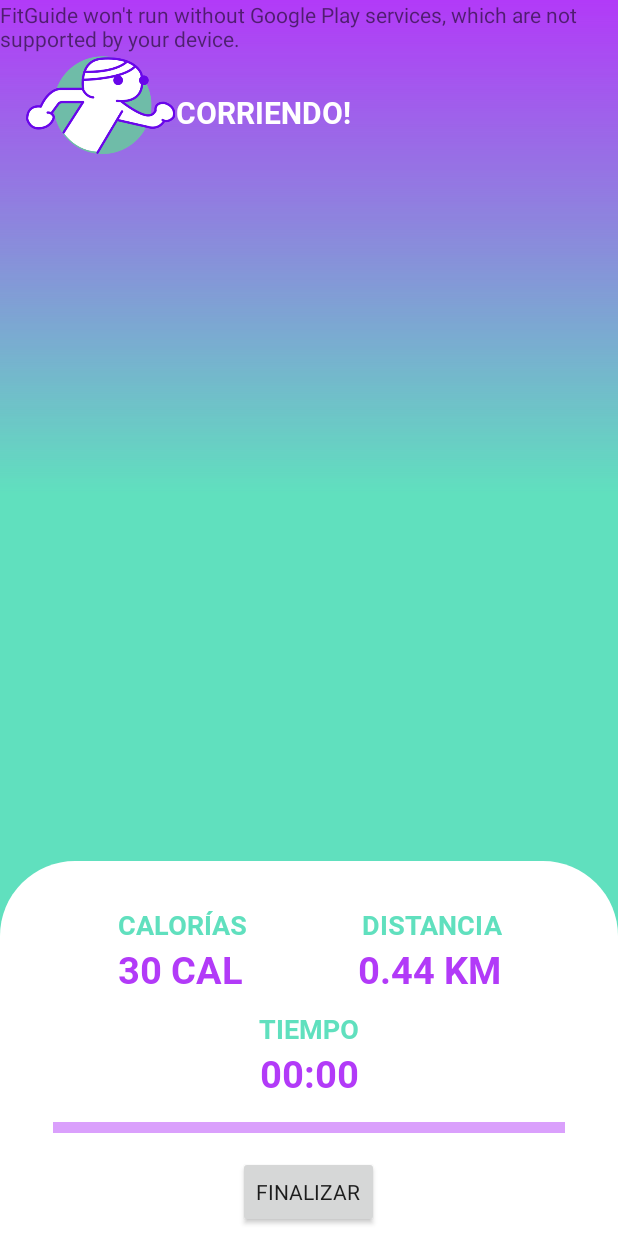
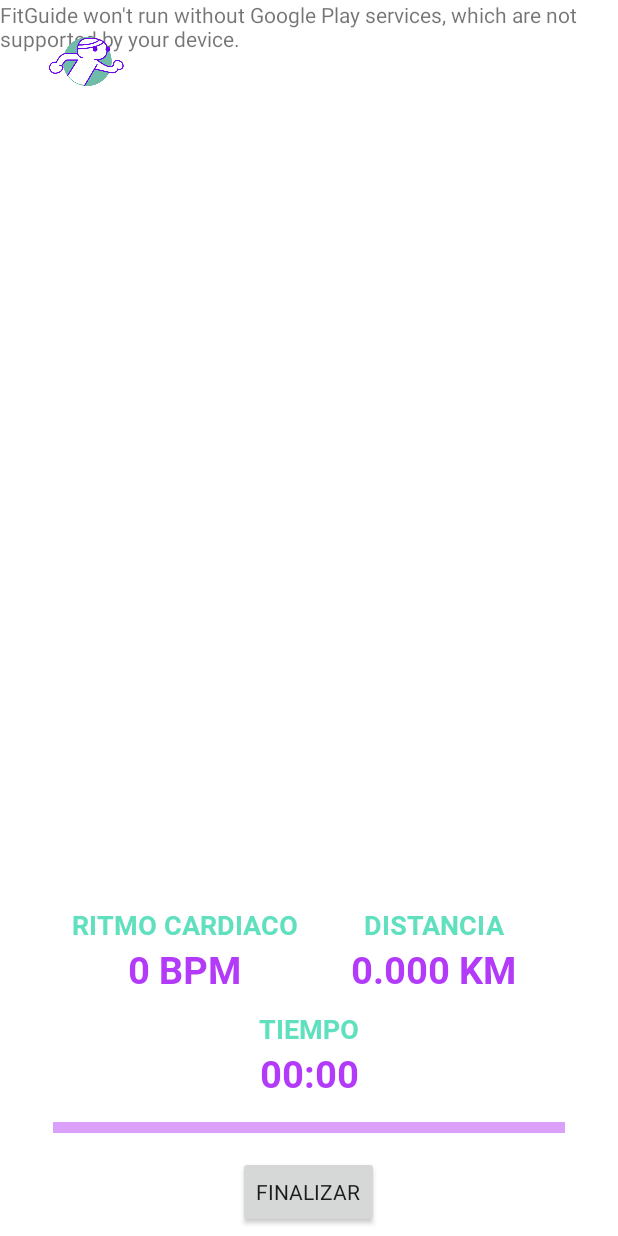
Before and after one commit to IntroCompuMovil202110/FitGuide, an Android app: the RunningMapsActivity screen opened directly, with no data from a screen before it, on a phone screen of 412 x 824 dp. Run offline under Robolectric (Android 15) with nearby library versions, the phone set to English and light mode, and no system bars.

```diff
--- a/app/src/main/AndroidManifest.xml
+++ b/app/src/main/AndroidManifest.xml
@@ -8,6 +8,7 @@
          location permissions for the "MyLocation" functionality.
     -->
     <uses-permission android:name="android.permission.ACCESS_FINE_LOCATION" />
+    <uses-permission android:name="android.permission.BODY_SENSORS" />
 
     <application
         android:allowBackup="true"
--- a/app/src/main/res/layout/activity_challenges.xml
+++ b/app/src/main/res/layout/activity_challenges.xml
@@ -11,7 +11,7 @@
         layout="@layout/custom_gradient_layout" />
 
     <ImageView
-        android:id="@+id/imageView2"
+        android:id="@+id/pepitoRunning"
         android:layout_width="200dp"
         android:layout_height="150dp"
         android:layout_marginTop="16dp"
@@ -48,7 +48,7 @@
         android:textStyle="bold"
         app:layout_constraintEnd_toEndOf="parent"
         app:layout_constraintStart_toStartOf="parent"
-        app:layout_constraintTop_toBottomOf="@+id/imageView2" />
+        app:layout_constraintTop_toBottomOf="@+id/pepitoRunning" />
 
     <ScrollView
         android:layout_width="match_parent"
--- a/app/src/main/res/layout/activity_profile.xml
+++ b/app/src/main/res/layout/activity_profile.xml
@@ -521,7 +521,7 @@
                 android:textColor="@color/main_purple" />
 
             <ImageView
-                android:id="@+id/imageView2"
+                android:id="@+id/pepitoRunning"
                 android:layout_width="match_parent"
                 android:layout_height="170dp"
                 android:layout_marginLeft="20dp"
--- a/app/src/main/res/layout/activity_running_maps.xml
+++ b/app/src/main/res/layout/activity_running_maps.xml
@@ -4,11 +4,8 @@
     xmlns:tools="http://schemas.android.com/tools"
     android:layout_width="match_parent"
     android:layout_height="match_parent"
-    tools:context=".RunningActivity">
+    tools:context=".RunningMapsActivity">
 
-    <include
-        android:id="@+id/include2"
-        layout="@layout/custom_gradient_layout" />
     <fragment xmlns:android="http://schemas.android.com/apk/res/android"
         xmlns:map="http://schemas.android.com/apk/res-auto"
         xmlns:tools="http://schemas.android.com/tools"
@@ -34,34 +31,19 @@
         <LinearLayout
             android:id="@+id/linearLayoutRunning"
             android:layout_width="wrap_content"
-            android:layout_height="102dp"
+            android:layout_height="wrap_content"
             android:layout_marginTop="16dp"
-            android:layout_marginBottom="17dp"
             android:orientation="horizontal"
-            app:layout_constraintBottom_toTopOf="@+id/imageMap"
             app:layout_constraintEnd_toEndOf="parent"
             app:layout_constraintHorizontal_bias="0.09"
             app:layout_constraintStart_toStartOf="parent"
-            app:layout_constraintTop_toTopOf="parent"
-            app:layout_constraintVertical_bias="0.45">
+            app:layout_constraintTop_toTopOf="parent">
 
             <ImageView
-                android:id="@+id/imageView2"
-                android:layout_width="100dp"
-                android:layout_height="108dp"
+                android:id="@+id/pepitoRunning"
+                android:layout_width="50dp"
+                android:layout_height="50dp"
                 android:src="@drawable/w2b" />
-
-            <TextView
-                android:id="@+id/labelRunning"
-                android:layout_width="wrap_content"
-                android:layout_height="wrap_content"
-                android:layout_marginTop="45dp"
-                android:fontFamily="@font/roboto_bold"
-                android:gravity="center"
-                android:text="CORRIENDO!"
-                android:textColor="@color/white"
-                android:textSize="20dp" />
-
         </LinearLayout>
 
 
@@ -85,21 +67,21 @@
 
                 <TextView
                     android:id="@+id/labelCalInfo"
-                    android:layout_width="wrap_content"
+                    android:layout_width="0dp"
                     android:layout_height="match_parent"
-                    android:layout_weight="1"
+                    android:layout_weight="0.5"
                     android:fontFamily="@font/roboto_bold"
                     android:gravity="center"
-                    android:text="CALORÍAS"
+                    android:text="RITMO CARDIACO"
                     android:textColor="@color/main_green"
                     android:textColorHighlight="#FFFFFF"
                     android:textSize="18dp" />
 
                 <TextView
                     android:id="@+id/labelDistance"
-                    android:layout_width="wrap_content"
+                    android:layout_width="0dp"
                     android:layout_height="wrap_content"
-                    android:layout_weight="1"
+                    android:layout_weight="0.5"
                     android:fontFamily="@font/roboto_bold"
                     android:gravity="center"
                     android:text="DISTANCIA"
@@ -117,24 +99,24 @@
                 android:orientation="horizontal">
 
                 <TextView
-                    android:id="@+id/labelCAL"
-                    android:layout_width="wrap_content"
+                    android:id="@+id/labelBPM"
+                    android:layout_width="0dp"
                     android:layout_height="wrap_content"
-                    android:layout_weight="1"
+                    android:layout_weight="0.5"
                     android:fontFamily="@font/roboto_bold"
                     android:gravity="center"
-                    android:text="30 CAL"
+                    android:text="0 BPM"
                     android:textColor="@color/main_purple"
                     android:textSize="25sp" />
 
                 <TextView
                     android:id="@+id/labelKM"
-                    android:layout_width="wrap_content"
+                    android:layout_width="0dp"
                     android:layout_height="wrap_content"
-                    android:layout_weight="1"
+                    android:layout_weight="0.5"
                     android:fontFamily="@font/roboto_bold"
                     android:gravity="center"
-                    android:text="0.44 KM"
+                    android:text="0.000 KM"
                     android:textColor="@color/main_purple"
                     android:textSize="25dp" />
             </LinearLayout>
```
